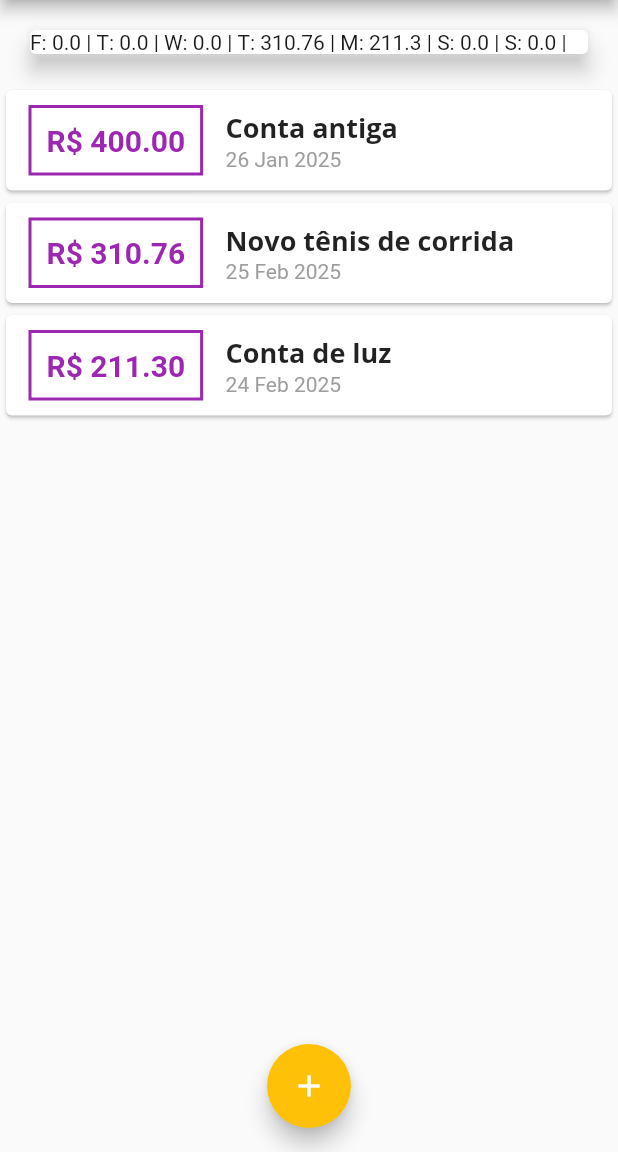
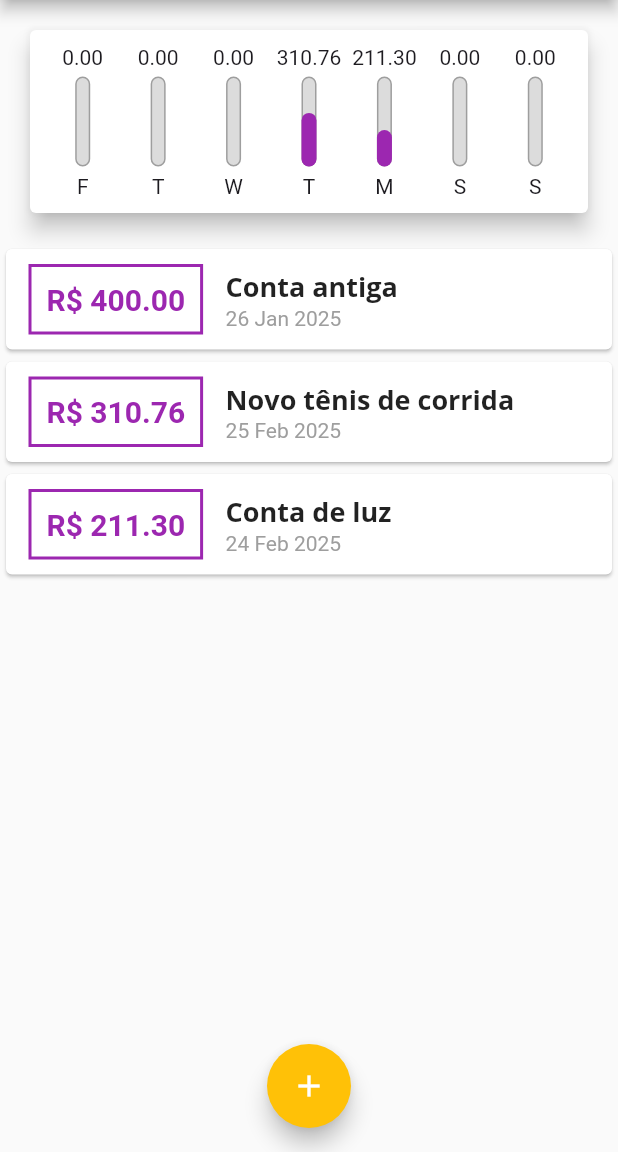
Before and after one commit to JJtankevans/controle_de_despesas, a Flutter app: the screen it shows after launch, on a phone screen of 412 x 824 dp, the part 84-1236 px from its top. Run offline on Flutter 3.47's test engine with Material 3 defaults, Android fonts, the phone set to English and light mode, and no system bars.

Commit message:
feature:values-and-chart-bar-changes

```diff
--- a/lib/components/chart.dart
+++ b/lib/components/chart.dart
@@ -1,6 +1,8 @@
+import 'package:expenses/components/chart_bar.dart';
 import 'package:expenses/model/transaction.dart';
 import 'package:flutter/material.dart';
 import 'package:intl/intl.dart';
+import 'chart_bar.dart';
 
 class Chart extends StatelessWidget {
   const Chart({required this.recentTransaction, super.key});
@@ -27,16 +29,33 @@ class Chart extends StatelessWidget {
     });
   }
 
+  double get _weekTotalValue {
+    return groupedTransactions.fold(0.0, (sum, transaction) {
+      return sum + (transaction["value"] as double);
+    });
+  }
+
   @override
   Widget build(BuildContext context) {
     return Card(
       elevation: 6,
       margin: EdgeInsets.all(20),
-      child: Row(
-        children:
-            groupedTransactions.map((tr) {
-              return Text("${tr["day"]}: ${tr["value"]} | ");
-            }).toList(),
+      child: Padding(
+        padding: const EdgeInsets.all(10),
+        child: Row(
+          mainAxisAlignment: MainAxisAlignment.spaceAround,
+          children:
+              groupedTransactions.map((tr) {
+                return Flexible(
+                  fit: FlexFit.tight,
+                  child: ChartBar(
+                    label: tr["day"].toString(),
+                    value: tr["value"] as double,
+                    percentage: (tr["value"] as double) / _weekTotalValue,
+                  ),
+                );
+              }).toList(),
+        ),
       ),
     );
   }
--- a/lib/components/chart_bar.dart
+++ b/lib/components/chart_bar.dart
@@ -1,7 +1,12 @@
 import 'package:flutter/material.dart';
 
 class ChartBar extends StatelessWidget {
-  const ChartBar({required this.label, this.value = 0.0, this.percentage = 0.0, super.key});
+  const ChartBar({
+    required this.label,
+    this.value = 0.0,
+    this.percentage = 0.0,
+    super.key,
+  });
 
   final String label;
   final double value;
@@ -9,6 +14,38 @@ class ChartBar extends StatelessWidget {
 
   @override
   Widget build(BuildContext context) {
-    return const Placeholder();
+    return Column(
+      children: [
+        FittedBox(child: Text(value.toStringAsFixed(2))),
+        SizedBox(height: 5),
+        Container(
+          height: 60,
+          width: 10,
+          child: Stack(
+            alignment: Alignment.bottomCenter,
+            children: [
+              Container(
+                decoration: BoxDecoration(
+                  border: Border.all(color: Colors.grey, width: 1.0),
+                  color: Color.fromRGBO(220, 220, 220, 1),
+                  borderRadius: BorderRadius.circular(5),
+                ),
+              ),
+              FractionallySizedBox(
+                heightFactor: percentage,
+                child: Container(
+                  decoration: BoxDecoration(
+                    color: Theme.of(context).colorScheme.primary,
+                    borderRadius: BorderRadius.circular(5),
+                  ),
+                ),
+              ),
+            ],
+          ),
+        ),
+        SizedBox(height: 5),
+        Text(label),
+      ],
+    );
   }
 }
```
